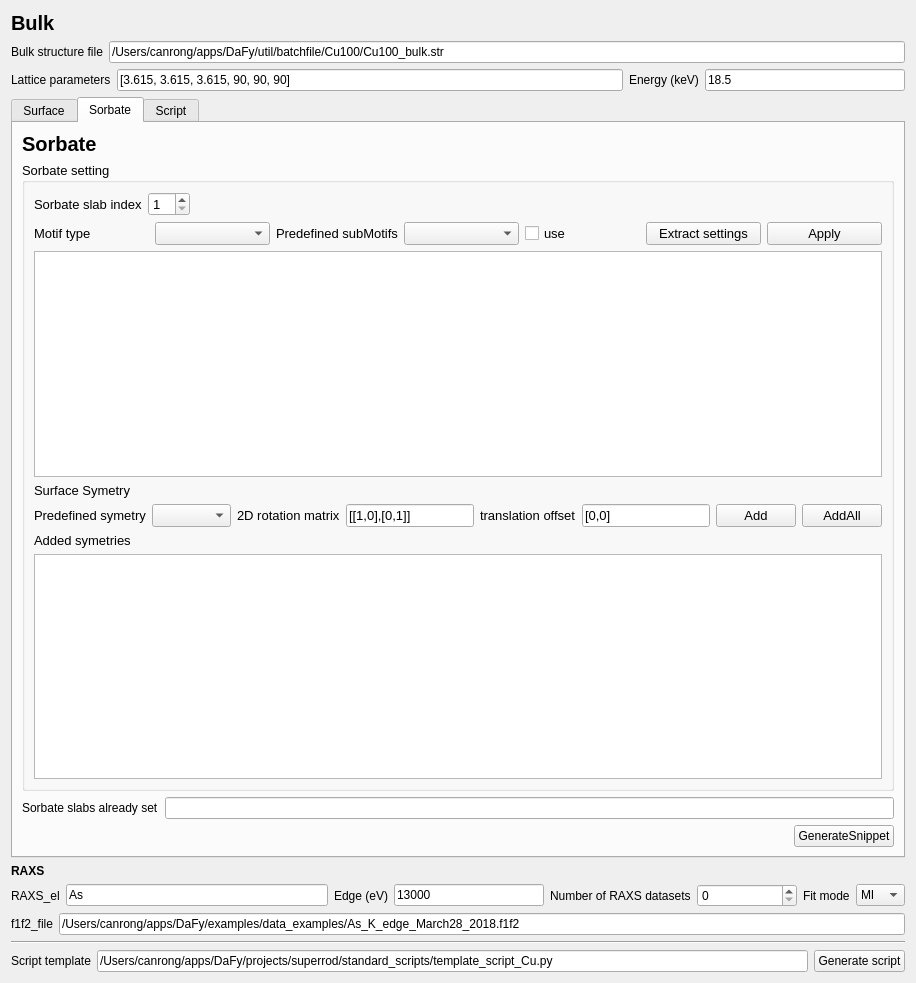
First picture: the form in projects/superrod/ctr_model_creator.ui, repository jackey-qiu/DaFy, before the edit.
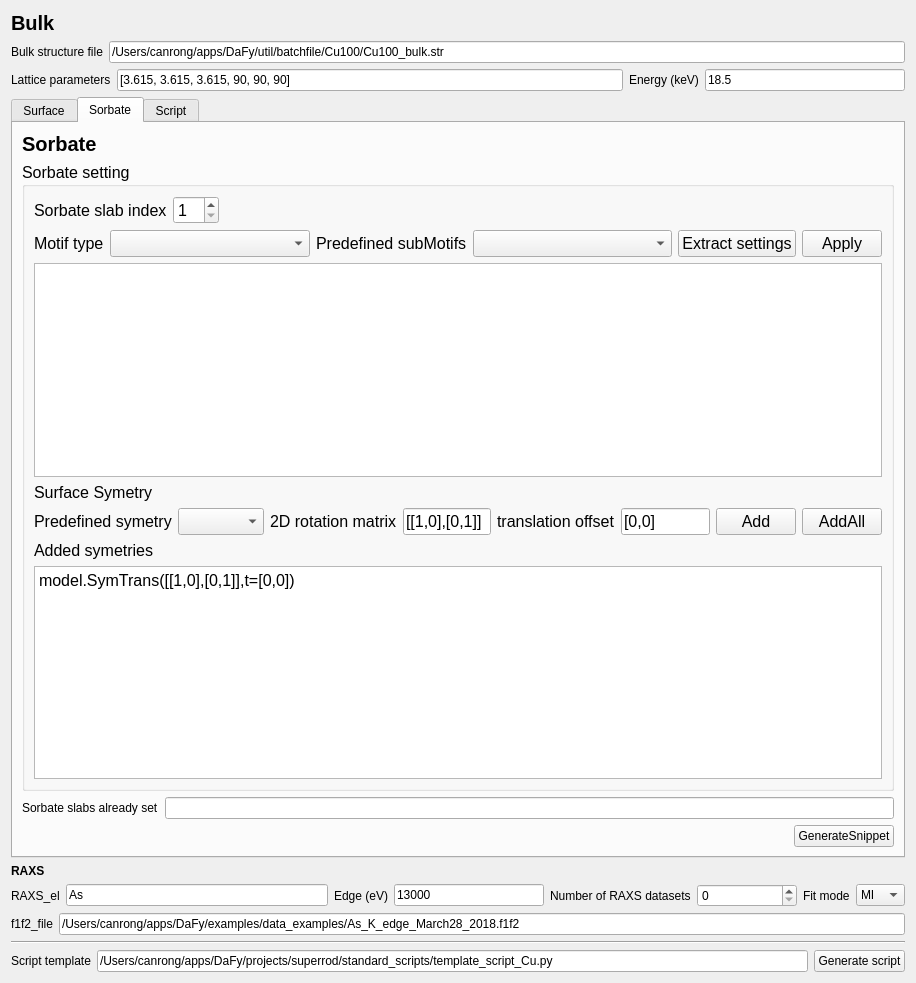
Second picture: the form after the edit. The open tabs and pages were chosen to show the change. Custom widgets are drawn as their Qt base class.

What changed in the file:
```diff
--- a/projects/superrod/ctr_model_creator.ui
+++ b/projects/superrod/ctr_model_creator.ui
@@ -280,7 +280,7 @@
         <widget class="QGroupBox" name="groupBox">
          <property name="font">
           <font>
-           <pointsize>10</pointsize>
+           <pointsize>12</pointsize>
           </font>
          </property>
          <property name="title">
@@ -322,6 +322,12 @@
            <layout class="QHBoxLayout" name="horizontalLayout_5">
             <item>
              <widget class="QLabel" name="label_9">
+              <property name="sizePolicy">
+               <sizepolicy hsizetype="Fixed" vsizetype="Preferred">
+                <horstretch>0</horstretch>
+                <verstretch>0</verstretch>
+               </sizepolicy>
+              </property>
               <property name="text">
                <string>Motif type</string>
               </property>
@@ -332,6 +338,12 @@
             </item>
             <item>
              <widget class="QLabel" name="label_18">
+              <property name="sizePolicy">
+               <sizepolicy hsizetype="Fixed" vsizetype="Preferred">
+                <horstretch>0</horstretch>
+                <verstretch>0</verstretch>
+               </sizepolicy>
+              </property>
               <property name="text">
                <string>Predefined subMotifs</string>
               </property>
@@ -340,15 +352,14 @@
             <item>
              <widget class="QComboBox" name="comboBox_predefined_subMotifs"/>
             </item>
-            <item>
-             <widget class="QCheckBox" name="checkBox_use_predefined">
-              <property name="text">
-               <string>use</string>
-              </property>
-             </widget>
-            </item>
             <item>
              <widget class="QPushButton" name="pushButton_make_setting_table">
+              <property name="sizePolicy">
+               <sizepolicy hsizetype="Fixed" vsizetype="Fixed">
+                <horstretch>0</horstretch>
+                <verstretch>0</verstretch>
+               </sizepolicy>
+              </property>
               <property name="text">
                <string>Extract settings</string>
               </property>
@@ -356,6 +367,12 @@
             </item>
             <item>
              <widget class="QPushButton" name="pushButton_apply_setting">
+              <property name="sizePolicy">
+               <sizepolicy hsizetype="Fixed" vsizetype="Fixed">
+                <horstretch>0</horstretch>
+                <verstretch>0</verstretch>
+               </sizepolicy>
+              </property>
               <property name="text">
                <string>Apply</string>
               </property>
@@ -437,7 +454,15 @@
            </widget>
           </item>
           <item>
-           <widget class="QTextEdit" name="textEdit_symmetries"/>
+           <widget class="QTextEdit" name="textEdit_symmetries">
+            <property name="html">
+             <string>&lt;!DOCTYPE HTML PUBLIC &quot;-//W3C//DTD HTML 4.0//EN&quot; &quot;http://www.w3.org/TR/REC-html40/strict.dtd&quot;&gt;
+&lt;html&gt;&lt;head&gt;&lt;meta name=&quot;qrichtext&quot; content=&quot;1&quot; /&gt;&lt;style type=&quot;text/css&quot;&gt;
+p, li { white-space: pre-wrap; }
+&lt;/style&gt;&lt;/head&gt;&lt;body style=&quot; font-family:'.AppleSystemUIFont'; font-size:12pt; font-weight:400; font-style:normal;&quot;&gt;
+&lt;p style=&quot; margin-top:0px; margin-bottom:0px; margin-left:0px; margin-right:0px; -qt-block-indent:0; text-indent:0px;&quot;&gt;model.SymTrans([[1,0],[0,1]],t=[0,0])&lt;/p&gt;&lt;/body&gt;&lt;/html&gt;</string>
+            </property>
+           </widget>
           </item>
          </layout>
         </widget>
```
Left out of the diff: 2 changed lines with no effect on the pictures.
